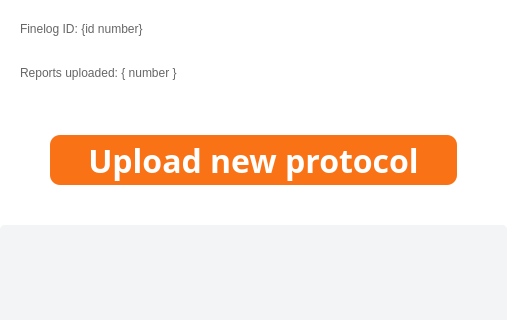
Ph4sm4/FinelogApp, file userpanel.ui: the form before one commit; both pictures show x 0 to 507 and y 225 to 545 of the 507 by 700 pixel window.
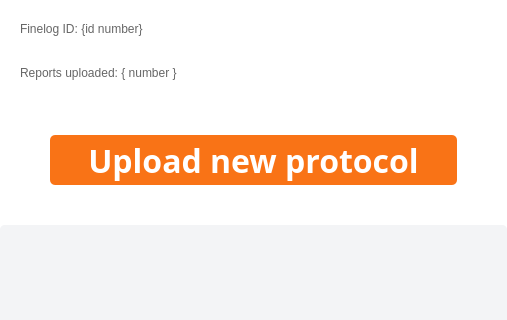
The form after the commit. Icons and pictures are not drawn.

Diff of the .ui file:
```diff
--- a/userpanel.ui
+++ b/userpanel.ui
@@ -336,7 +336,7 @@
 height: 50px;
 margin-left: 50%;
 margin-right: 50%;
-border-radius: 10px;
+border-radius: 5px;
 color: white;
 }</string>
          </property>
```
